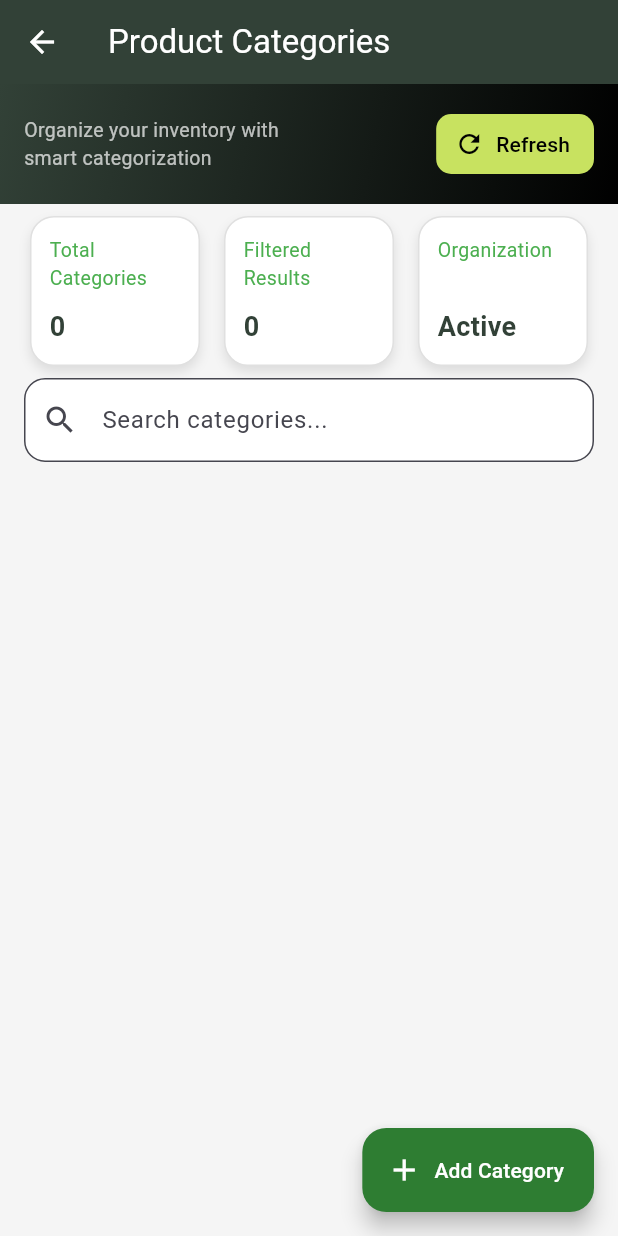
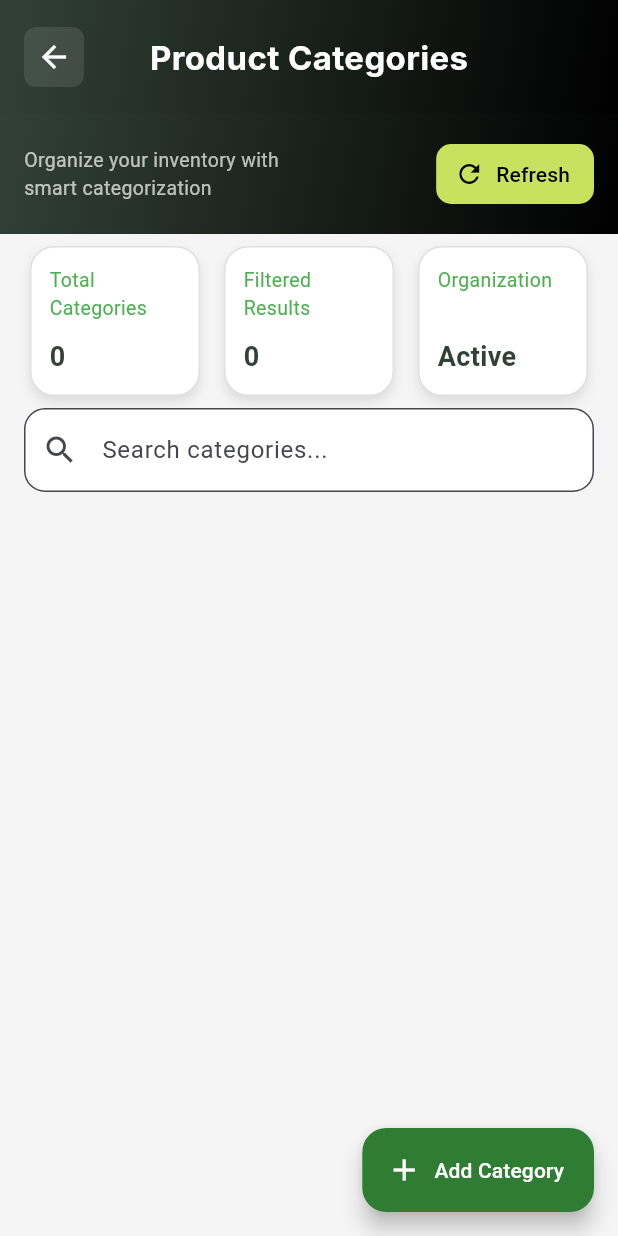
Before and after one commit to Eranga999/Flutter_pos, a Flutter app: the CategoryScreen screen opened directly, on a phone screen of 412 x 824 dp. Run offline on Flutter 3.47's test engine with Material 3 defaults, Android fonts, the light colour scheme and no system bars; our stand-ins replace fl_chart, image_picker, pdf, printing, shared_preferences; missing offline and left inert: dart:html; accounts and stored records are empty; network calls fail; Roboto replaces fonts that are missing (Inter).

Commit message:
Update headers to match POS style in category and inventory screens

```diff
--- a/zors_pos_mobile/lib/screens/category_screen.dart
+++ b/zors_pos_mobile/lib/screens/category_screen.dart
@@ -37,11 +37,63 @@ class _CategoryScreenState extends State<CategoryScreen> {
 
     return Scaffold(
       backgroundColor: const Color(0xFFF5F5F5),
-      appBar: AppBar(
-        title: const Text('Product Categories'),
-        backgroundColor: const Color(0xFF324137),
+      body: SafeArea(
+        child: Column(
+          children: [
+            // Custom Header matching POS screen
+            Container(
+              width: double.infinity,
+              padding: const EdgeInsets.fromLTRB(16, 18, 16, 18),
+              decoration: const BoxDecoration(
+                gradient: LinearGradient(
+                  colors: [Color(0xFF324137), Colors.black],
+                  begin: Alignment.topLeft,
+                  end: Alignment.bottomRight,
                 ),
-      body: Column(
+                boxShadow: [
+                  BoxShadow(
+                    color: Colors.black26,
+                    blurRadius: 6,
+                    offset: Offset(0, 4),
+                  ),
+                ],
+              ),
+              child: Row(
+                children: [
+                  GestureDetector(
+                    onTap: () => Navigator.pop(context),
+                    child: Container(
+                      padding: const EdgeInsets.all(8),
+                      decoration: BoxDecoration(
+                        color: Colors.white.withOpacity(0.1),
+                        borderRadius: BorderRadius.circular(8),
+                      ),
+                      child: const Icon(
+                        Icons.arrow_back,
+                        color: Colors.white,
+                        size: 24,
+                      ),
+                    ),
+                  ),
+                  const Expanded(
+                    child: Center(
+                      child: Text(
+                        'Product Categories',
+                        style: TextStyle(
+                          fontFamily: 'Inter',
+                          fontSize: 22,
+                          fontWeight: FontWeight.bold,
+                          color: Colors.white,
+                        ),
+                      ),
+                    ),
+                  ),
+                  SizedBox(width: 40),
+                ],
+              ),
+            ),
+            Expanded(
+              child: Column(
                 children: [
                   _buildHeaderActions(provider),
                   const SizedBox(height: 8),
@@ -77,6 +129,10 @@ class _CategoryScreenState extends State<CategoryScreen> {
                           ),
                   ),
                 ],
+              ),
+            ),
+          ],
+        ),
       ),
       floatingActionButton: FloatingActionButton.extended(
         backgroundColor: const Color(0xFF2E7D32),
```
Also changed, not shown: zors_pos_mobile/lib/screens/inventory_screen.dart (+63 -8 lines). Lines whose indentation alone changed are shown as unchanged.
